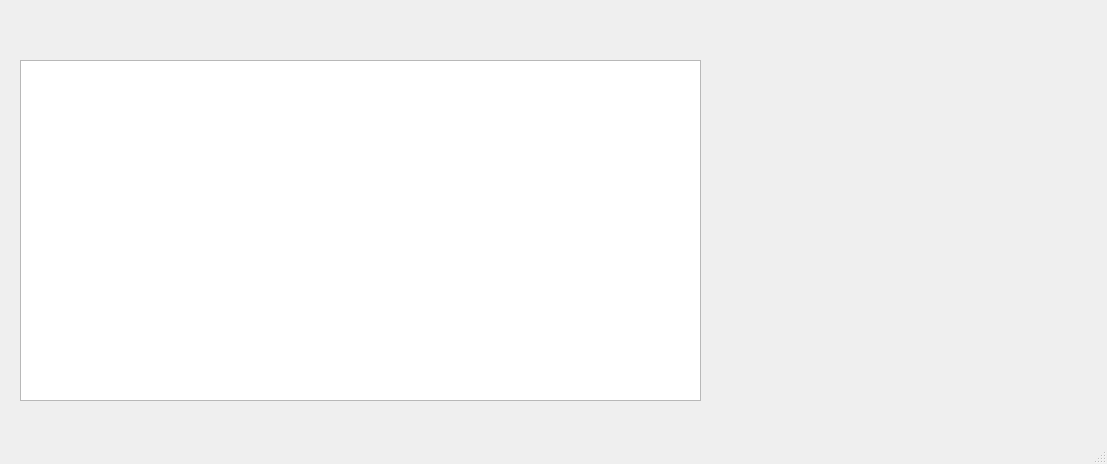
Old version of the form ui/main.ui in the repository hhhhhsw/bmwix.
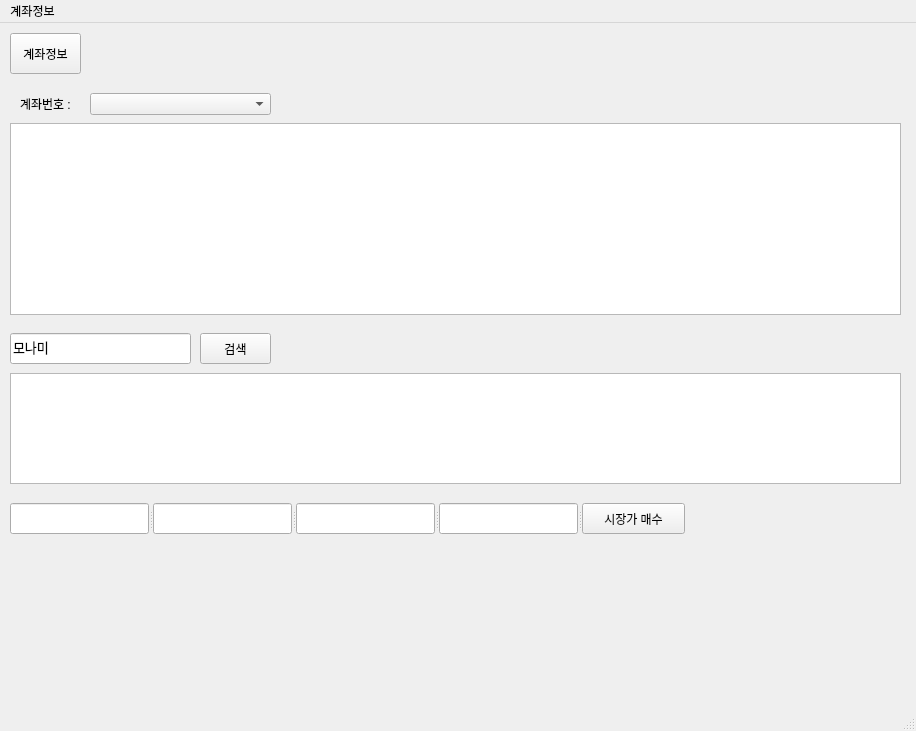
New version of the form.

Diff of the .ui file:
```diff
--- a/ui/main.ui
+++ b/ui/main.ui
@@ -6,21 +6,57 @@
    <rect>
     <x>0</x>
     <y>0</y>
-    <width>1107</width>
-    <height>464</height>
+    <width>916</width>
+    <height>731</height>
    </rect>
   </property>
   <property name="windowTitle">
    <string>MainWindow</string>
   </property>
   <widget class="QWidget" name="centralwidget">
-   <widget class="QTableWidget" name="tableWidget">
+   <widget class="QComboBox" name="cb_accounts">
+    <property name="geometry">
+     <rect>
+      <x>90</x>
+      <y>70</y>
+      <width>181</width>
+      <height>22</height>
+     </rect>
+    </property>
+   </widget>
+   <widget class="QPushButton" name="pushButton">
+    <property name="geometry">
+     <rect>
+      <x>10</x>
+      <y>10</y>
+      <width>71</width>
+      <height>41</height>
+     </rect>
+    </property>
+    <property name="text">
+     <string>계좌정보</string>
+    </property>
+   </widget>
+   <widget class="QLabel" name="label">
     <property name="geometry">
      <rect>
       <x>20</x>
-      <y>60</y>
-      <width>681</width>
-      <height>341</height>
+      <y>70</y>
+      <width>61</width>
+      <height>21</height>
+     </rect>
+    </property>
+    <property name="text">
+     <string>계좌번호 : </string>
+    </property>
+   </widget>
+   <widget class="QTableWidget" name="tw_mystocks">
+    <property name="geometry">
+     <rect>
+      <x>10</x>
+      <y>100</y>
+      <width>891</width>
+      <height>192</height>
      </rect>
     </property>
     <property name="selectionMode">
@@ -30,16 +66,92 @@
      <enum>QAbstractItemView::SelectRows</enum>
     </property>
    </widget>
+   <widget class="QLineEdit" name="edt_stockname">
+    <property name="geometry">
+     <rect>
+      <x>10</x>
+      <y>310</y>
+      <width>181</width>
+      <height>31</height>
+     </rect>
+    </property>
+    <property name="font">
+     <font>
+      <family>맑은 고딕</family>
+      <pointsize>10</pointsize>
+     </font>
+    </property>
+    <property name="text">
+     <string>모나미</string>
+    </property>
+    <property name="echoMode">
+     <enum>QLineEdit::Normal</enum>
+    </property>
+   </widget>
+   <widget class="QPushButton" name="btn_search_stock">
+    <property name="geometry">
+     <rect>
+      <x>200</x>
+      <y>310</y>
+      <width>71</width>
+      <height>31</height>
+     </rect>
+    </property>
+    <property name="text">
+     <string>검색</string>
+    </property>
+   </widget>
+   <widget class="QTableWidget" name="tw_search_stocks">
+    <property name="geometry">
+     <rect>
+      <x>10</x>
+      <y>350</y>
+      <width>891</width>
+      <height>111</height>
+     </rect>
+    </property>
+    <property name="selectionBehavior">
+     <enum>QAbstractItemView::SelectRows</enum>
+    </property>
+   </widget>
+   <widget class="QSplitter" name="splitter">
+    <property name="geometry">
+     <rect>
+      <x>10</x>
+      <y>480</y>
+      <width>675</width>
+      <height>31</height>
+     </rect>
+    </property>
+    <property name="orientation">
+     <enum>Qt::Horizontal</enum>
+    </property>
+    <widget class="QLineEdit" name="edt_buy_name"/>
+    <widget class="QLineEdit" name="edt_buy_price"/>
+    <widget class="QLineEdit" name="edt_buy_count"/>
+    <widget class="QLineEdit" name="edt_buy_amt"/>
+    <widget class="QPushButton" name="btn_buy0">
+     <property name="text">
+      <string>시장가 매수</string>
+     </property>
+    </widget>
+   </widget>
   </widget>
   <widget class="QMenuBar" name="menubar">
    <property name="geometry">
     <rect>
      <x>0</x>
      <y>0</y>
-     <width>1107</width>
+     <width>916</width>
      <height>21</height>
     </rect>
    </property>
+   <widget class="QMenu" name="menu">
+    <property name="title">
+     <string>계좌정보</string>
+    </property>
+   </widget>
+   <addaction name="menu"/>
   </widget>
   <widget class="QStatusBar" name="statusbar"/>
  </widget>
```
